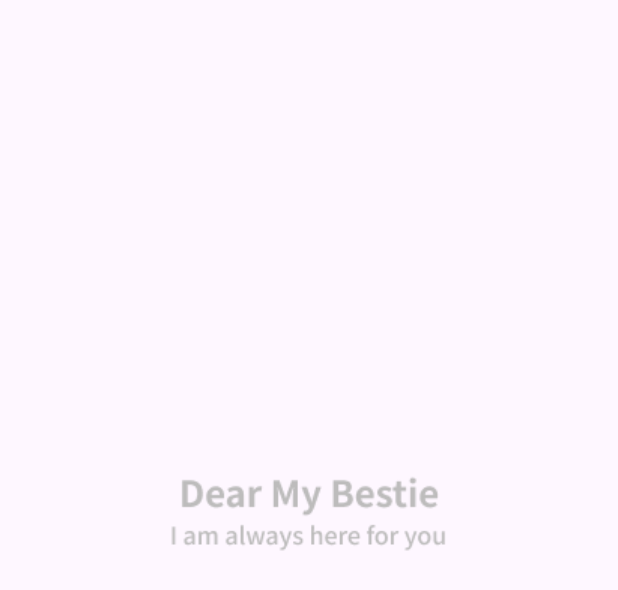
After one commit to babogyeong/GURU2_30_App, an Android app: the layout activity_loadoff.xml on its own in the app's theme, with its tools: preview values and no code run, on a phone screen of 412 x 824 dp. The commit adds this screen. Shown: the top 590 px of the screen. Run offline under Robolectric (Android 15) with nearby library versions, the phone set to English and light mode, and no system bars.

Commit message:
LOADING화면 두개 다 완성완료

```diff
--- /dev/null
+++ b/app/src/main/res/layout/activity_loadoff.xml
@@ -0,0 +1,20 @@
+<?xml version="1.0" encoding="utf-8"?>
+<androidx.constraintlayout.widget.ConstraintLayout xmlns:android="http://schemas.android.com/apk/res/android"
+    xmlns:app="http://schemas.android.com/apk/res-auto"
+    xmlns:tools="http://schemas.android.com/tools"
+    android:layout_width="match_parent"
+    android:layout_height="match_parent"
+    tools:context=".Splash02">
+
+
+    <ImageView
+        android:layout_width="wrap_content"
+        android:layout_height="wrap_content"
+        android:layout_marginTop="310dp"
+        android:src="@drawable/LoadOff_Group40"
+        app:layout_constraintEnd_toEndOf="parent"
+        app:layout_constraintStart_toStartOf="parent"
+        app:layout_constraintTop_toTopOf="parent" />
+
+
+</androidx.constraintlayout.widget.ConstraintLayout>
```
Also changed, not shown: app/src/main/java/com/example/guru2_30_app/LoadOff.kt (added, +10 -0 lines), app/src/main/java/com/example/guru2_30_app/LoadOn.kt (added, +10 -0 lines), app/src/main/res/layout/activity_loadon.xml (added, +20 -0 lines), app/src/main/res/layout/activity_splash02.xml (+6 -6 lines), app/src/main/res/drawable/LoadOff_Group40.png (added), app/src/main/res/drawable/LoadOn_Group40.png (added), app/src/main/res/drawable/Splash03_Group17.png (added), app/src/main/res/drawable/Splash04_Group17.png (added).
